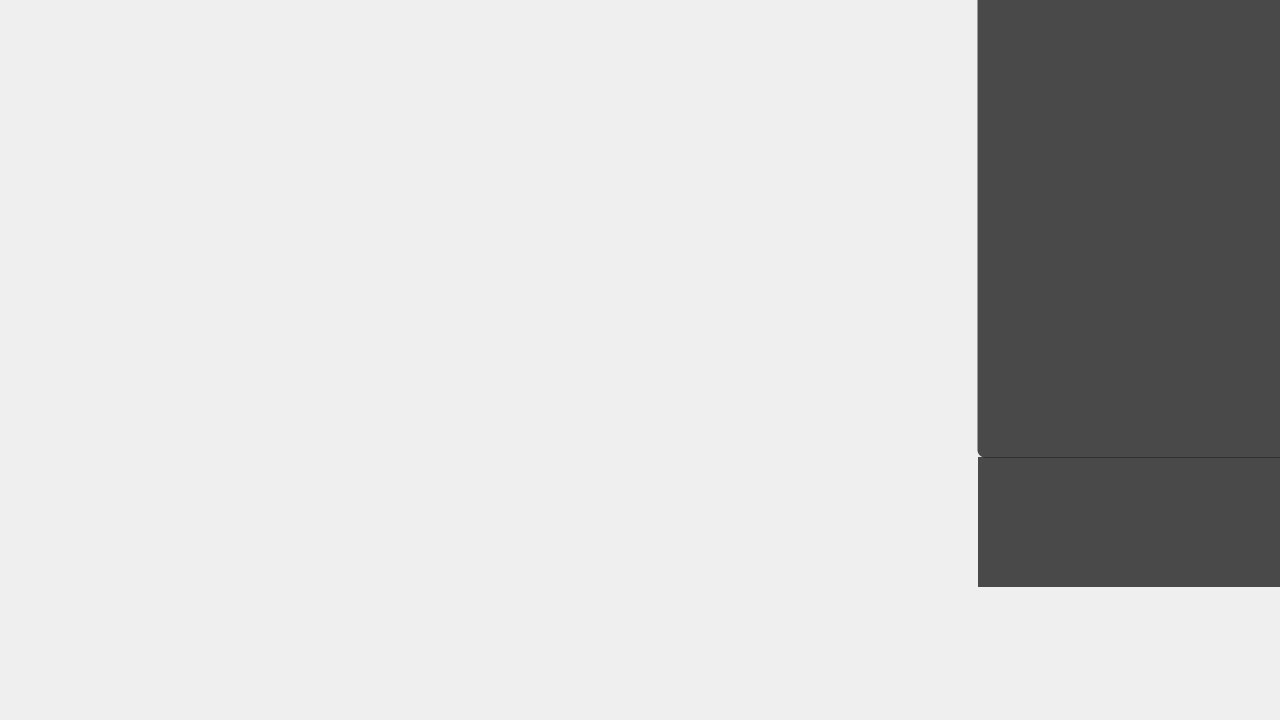
Qt form src/qt_app/UI/mainwindow.ui (DisonGo/s21_3DViewer) before a commit.
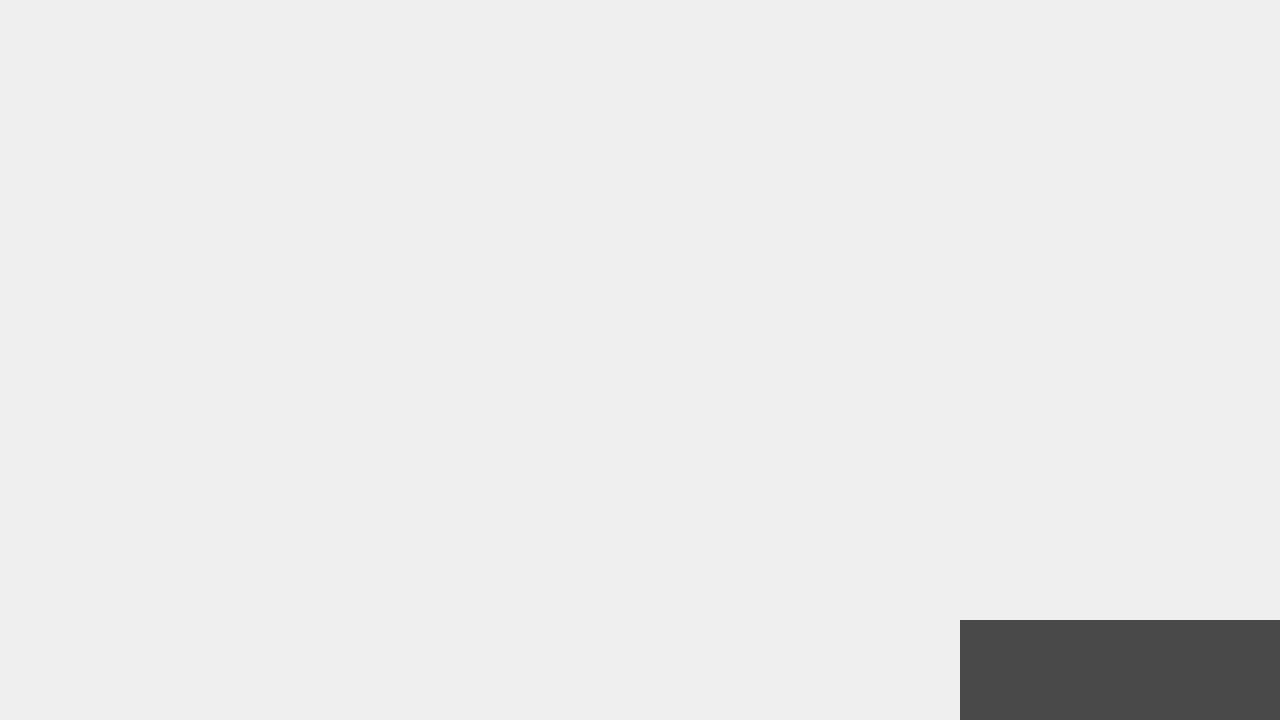
The same form after that commit. Custom widgets are drawn as their Qt base class.

Commit message: OBJParser_modification. Heavy style changes.

```diff
--- a/src/qt_app/UI/mainwindow.ui
+++ b/src/qt_app/UI/mainwindow.ui
@@ -50,46 +50,13 @@
    <property name="styleSheet">
     <string notr="true"/>
    </property>
-   <widget class="QWidget" name="verticalWidget_2" native="true">
-    <property name="geometry">
-     <rect>
-      <x>977</x>
-      <y>-1</y>
-      <width>304</width>
-      <height>459</height>
-     </rect>
-    </property>
-    <property name="styleSheet">
-     <string notr="true">#verticalWidget_2{
-	background: rgba(2, 2, 2, 0.7);
-	border: 1px solid transparent;
-	border-bottom-left-radius: 8px;
-}</string>
-    </property>
-    <layout class="QVBoxLayout" name="ObjectWidgetHolder"/>
-   </widget>
-   <widget class="FileImportWidget" name="FileImporter" native="true">
-    <property name="geometry">
-     <rect>
-      <x>978</x>
-      <y>457</y>
-      <width>302</width>
-      <height>130</height>
-     </rect>
-    </property>
-    <property name="styleSheet">
-     <string notr="true">#FileImporter{
-	background: rgba(2, 2, 2, 0.7);
-}</string>
-    </property>
-   </widget>
    <widget class="QWidget" name="mainBack" native="true">
     <property name="geometry">
      <rect>
       <x>0</x>
       <y>-1</y>
-      <width>1280</width>
-      <height>722</height>
+      <width>1281</width>
+      <height>721</height>
      </rect>
     </property>
     <layout class="QGridLayout" name="mainBackLayout">
@@ -110,9 +77,54 @@
      </property>
     </layout>
    </widget>
-   <zorder>mainBack</zorder>
-   <zorder>verticalWidget_2</zorder>
-   <zorder>FileImporter</zorder>
+   <widget class="FileImportWidget" name="FileImporter" native="true">
+    <property name="geometry">
+     <rect>
+      <x>960</x>
+      <y>620</y>
+      <width>321</width>
+      <height>101</height>
+     </rect>
+    </property>
+    <property name="layoutDirection">
+     <enum>Qt::LeftToRight</enum>
+    </property>
+    <property name="styleSheet">
+     <string notr="true">#FileImporter{
+	background: rgba(2, 2, 2, 0.7);
+}</string>
+    </property>
+   </widget>
+   <widget class="QWidget" name="verticalWidget_2" native="true">
+    <property name="geometry">
+     <rect>
+      <x>960</x>
+      <y>-1</y>
+      <width>321</width>
+      <height>0</height>
+     </rect>
+    </property>
+    <property name="styleSheet">
+     <string notr="true"/>
+    </property>
+    <layout class="QVBoxLayout" name="ObjectWidgetHolder">
+     <property name="spacing">
+      <number>0</number>
+     </property>
+     <property name="leftMargin">
+      <number>0</number>
+     </property>
+     <property name="topMargin">
+      <number>0</number>
+     </property>
+     <property name="rightMargin">
+      <number>0</number>
+     </property>
+     <property name="bottomMargin">
+      <number>0</number>
+     </property>
+    </layout>
+   </widget>
   </widget>
  </widget>
  <customwidgets>
```
The commit also changes 11 other files.
